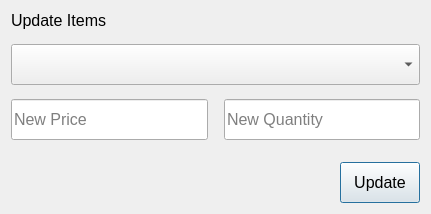
Before: the Qt Designer form update.ui in lakshya076/CafeTest, drawn with Qt 5.
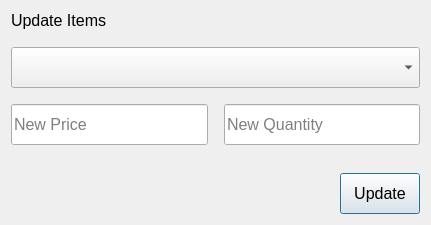
After: the same form once the commit is applied. Custom widgets are drawn as their Qt base class.

The edit to the form file:
```diff
--- a/update.ui
+++ b/update.ui
@@ -7,7 +7,7 @@
     <x>0</x>
     <y>0</y>
     <width>431</width>
-    <height>214</height>
+    <height>225</height>
    </rect>
   </property>
   <property name="windowTitle">
```
